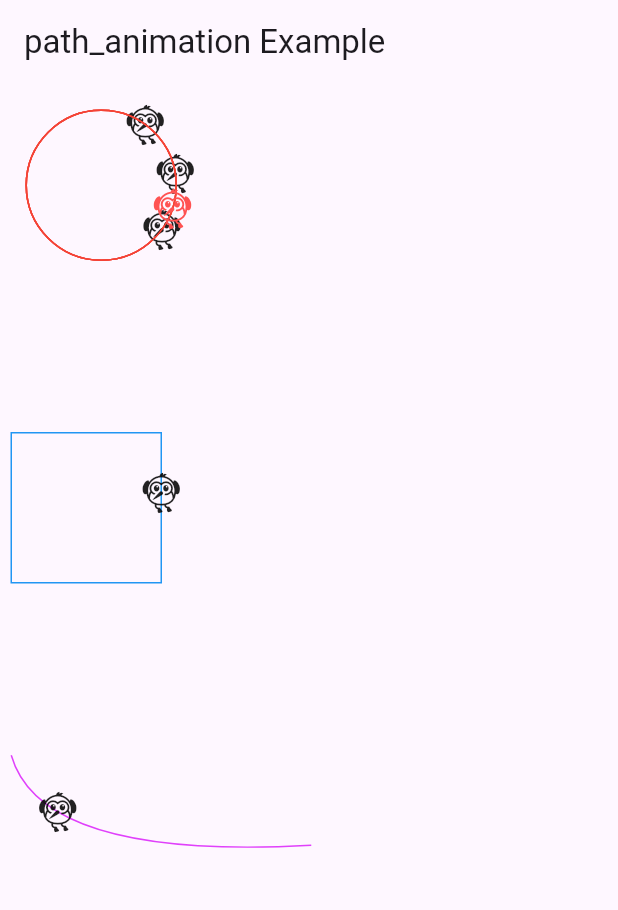
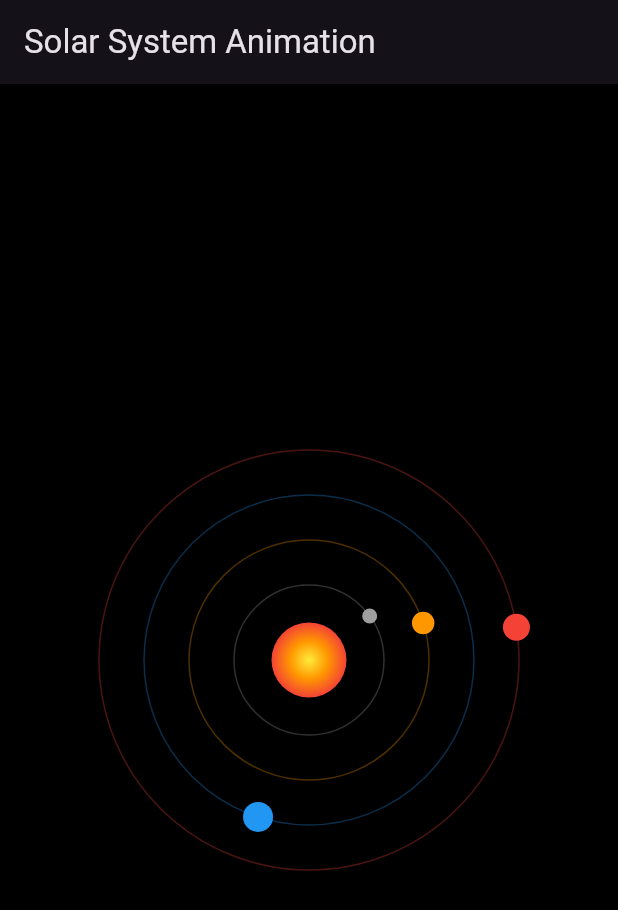
Before and after one commit to haishuangsu/path_animation, a Flutter app: the screen it shows after launch, on a phone screen of 412 x 824 dp. Shown: the top 910 px of the screen. Run offline on Flutter 3.47's test engine with Material 3 defaults, Android fonts, the phone set to English and light mode, and no system bars.

Commit message:
feat: optimization; upgrade exmaple;

```diff
--- a/example/lib/main.dart
+++ b/example/lib/main.dart
@@ -11,11 +11,12 @@ class MyApp extends StatelessWidget {
   @override
   Widget build(BuildContext context) {
     return MaterialApp(
-      title: 'path_animation Example',
+      title: 'Solar System Animation',
       theme: ThemeData(
         primarySwatch: Colors.blue,
+        brightness: Brightness.dark,
       ),
-      home: const MyHomePage(title: 'path_animation Example'),
+      home: const MyHomePage(title: 'Solar System Animation'),
     );
   }
 }
@@ -30,15 +31,25 @@ class MyHomePage extends StatefulWidget {
 }
 
 class _MyHomePageState extends State<MyHomePage> {
-  Path ovalPath = Path()..addOval(const Rect.fromLTWH(0, 0, 100, 100));
-  Path rectPath = Path()..addRect(const Rect.fromLTWH(0, 0, 100, 100));
-  Path bezierPath = Path()
-    ..moveTo(0.0, 0.0)
-    ..quadraticBezierTo(20.0, 70.0, 200, 60);
+  late final Path mercuryPath;
+  late final Path venusPath;
+  late final Path earthPath;
+  late final Path marsPath;
 
   @override
   void initState() {
     super.initState();
+    _initPlanetPaths();
+  }
+
+  void _initPlanetPaths() {
+    mercuryPath = Path()..addOval(const Rect.fromLTWH(0, 0, 100, 100));
+
+    venusPath = Path()..addOval(const Rect.fromLTWH(0, 0, 160, 160));
+
+    earthPath = Path()..addOval(const Rect.fromLTWH(0, 0, 220, 220));
+
+    marsPath = Path()..addOval(const Rect.fromLTWH(0, 0, 280, 280));
   }
 
   @override
@@ -47,119 +58,88 @@ class _MyHomePageState extends State<MyHomePage> {
       appBar: AppBar(
         title: Text(widget.title),
       ),
-      body: Column(
-        crossAxisAlignment: CrossAxisAlignment.start,
+      backgroundColor: Colors.black,
+      body: Center(
+        child: Stack(
+          alignment: Alignment.center,
           children: [
-          Padding(
-            padding: const EdgeInsets.only(left: 10, top: 10),
-            child: Stack(
-              children: [
-                PathAnimation(
-                  path: ovalPath,
-                  duration: const Duration(milliseconds: 8000),
-                  repeat: true,
-                  reverse: false,
-                  curve: Curves.linear,
-                  drawPath: true,
-                  pathColor: Colors.red,
-                  pathWidth: 1,
-                  child: const Icon(
-                    Icons.flutter_dash,
-                    size: 30,
+            Container(
+              width: 50,
+              height: 50,
+              decoration: const BoxDecoration(
+                shape: BoxShape.circle,
+                gradient: RadialGradient(
+                  colors: [Colors.yellow, Colors.orange, Colors.red],
+                ),
               ),
             ),
             PathAnimation(
-                  path: ovalPath,
-                  duration: const Duration(milliseconds: 3000),
+              path: mercuryPath,
+              duration: const Duration(seconds: 2),
               repeat: true,
-                  reverse: false,
               curve: Curves.linear,
               drawPath: true,
-                  pathColor: Colors.red,
-                  pathWidth: 1,
-                  startAnimatedPercent: 0.25,
-                  child: const Icon(
-                    Icons.flutter_dash,
-                    size: 30,
+              pathColor: Colors.grey.withOpacity(0.3),
+              child: Container(
+                width: 10,
+                height: 10,
+                decoration: const BoxDecoration(
+                  shape: BoxShape.circle,
+                  color: Colors.grey,
+                ),
               ),
             ),
             PathAnimation(
-                  path: ovalPath,
-                  duration: const Duration(milliseconds: 3000),
+              path: venusPath,
+              duration: const Duration(seconds: 4),
               repeat: true,
-                  reverse: false,
               curve: Curves.linear,
               drawPath: true,
-                  pathColor: Colors.red,
-                  pathWidth: 1,
-                  startAnimatedPercent: 0.5,
-                  child: const Icon(
-                    Icons.flutter_dash,
-                    size: 30,
+              pathColor: Colors.orange.withOpacity(0.3),
+              child: Container(
+                width: 15,
+                height: 15,
+                decoration: const BoxDecoration(
+                  shape: BoxShape.circle,
+                  color: Colors.orange,
+                ),
               ),
             ),
             PathAnimation(
-                  path: ovalPath,
-                  duration: const Duration(milliseconds: 6000),
+              path: earthPath,
+              duration: const Duration(seconds: 6),
               repeat: true,
-                  reverse: false,
               curve: Curves.linear,
               drawPath: true,
-                  pathColor: Colors.red,
-                  pathWidth: 1,
-                  startAnimatedPercent: 0.75,
-                  child: GestureDetector(
-                    onTap: () {
-                      debugPrint('Tap from oval path');
-                    },
-                    child: const Icon(
-                      Icons.flutter_dash,
-                      color: Colors.redAccent,
-                      size: 30,
+              pathColor: Colors.blue.withOpacity(0.3),
+              child: Container(
+                width: 20,
+                height: 20,
+                decoration: const BoxDecoration(
+                  shape: BoxShape.circle,
+                  color: Colors.blue,
+                ),
+              ),
+            ),
+            PathAnimation(
+              path: marsPath,
+              duration: const Duration(seconds: 8),
+              repeat: true,
+              curve: Curves.linear,
+              drawPath: true,
+              pathColor: Colors.red.withOpacity(0.3),
+              child: Container(
+                width: 18,
+                height: 18,
+                decoration: const BoxDecoration(
+                  shape: BoxShape.circle,
+                  color: Colors.red,
                 ),
               ),
             ),
           ],
         ),
       ),
-          const SizedBox(height: 100),
-          PathAnimation(
-            path: rectPath,
-            duration: const Duration(milliseconds: 3000),
-            repeat: true,
-            reverse: true,
-            curve: Curves.bounceInOut,
-            drawPath: true,
-            pathColor: Colors.blue,
-            pathWidth: 1,
-            child: const Icon(
-              Icons.flutter_dash,
-              size: 30,
-            ),
-          ),
-          const SizedBox(height: 100),
-          PathAnimation(
-            path: bezierPath,
-            duration: const Duration(milliseconds: 8000),
-            curve: Curves.linear,
-            repeat: true,
-            reverse: false,
-            drawPath: true,
-            pathColor: Colors.purpleAccent,
-            pathWidth: 1,
-            startAnimatedPercent: 0.25,
-            child: GestureDetector(
-              onTap: () {
-                debugPrint('Tap from bezier path');
-              },
-              child: const Icon(
-                Icons.flutter_dash,
-                size: 30,
-              ),
-            ),
-          ),
-        ],
-      ),
     );
   }
 }
--- a/lib/widget/path_animation.dart
+++ b/lib/widget/path_animation.dart
@@ -150,9 +150,14 @@ class _PathAnimationState extends State<PathAnimation> with SingleTickerProvider
   }
 
   void _updateOffset() {
-    ui.Tangent? tangent =
+    final tangent =
         firstMetric.getTangentForOffset(firstMetric.length * widget.curve.transform(currentAnimatedPercent));
-    currentOffset = tangent!.position.translate(-(widget.width / 2), -(widget.height / 2));
+
+    if (tangent == null) {
+      return;
+    }
+
+    currentOffset = tangent.position.translate(-(widget.width / 2), -(widget.height / 2));
     if (topLeftX != 0.0 || topLeftY != 0.0) {
       currentOffset = currentOffset.translate(-topLeftX / 2, -topLeftY / 2);
     }
@@ -160,26 +165,31 @@ class _PathAnimationState extends State<PathAnimation> with SingleTickerProvider
 
   @override
   Widget build(BuildContext context) {
-    Widget child = SizedBox(
+    return Stack(
+      alignment: Alignment.center,
+      children: [
+        if (widget.drawPath)
+          Padding(
+            padding: EdgeInsets.only(left: topLeftX, top: topLeftY),
+            child: SizedBox(
               width: width,
               height: height,
-      child: Transform.translate(
-        offset: currentOffset,
-        child: widget.child,
-      ),
-    );
-
-    if (widget.drawPath) {
-      child = CustomPaint(
+              child: CustomPaint(
                 painter: PathPainter(
                   path: widget.path.shift(Offset(childSize.width / 4, childSize.height / 4)),
                   pathColor: widget.pathColor,
                   pathWidth: widget.pathWidth,
                 ),
-        child: child,
+              ),
+            ),
+          ),
+        RepaintBoundary(
+          child: Transform.translate(
+            offset: currentOffset,
+            child: widget.child,
+          ),
+        )
+      ],
     );
   }
-
-    return RepaintBoundary(child: child);
 }
-}
```
Also changed, not shown: example/pubspec.lock, 1 other file. Lines whose indentation alone changed are shown as unchanged.
